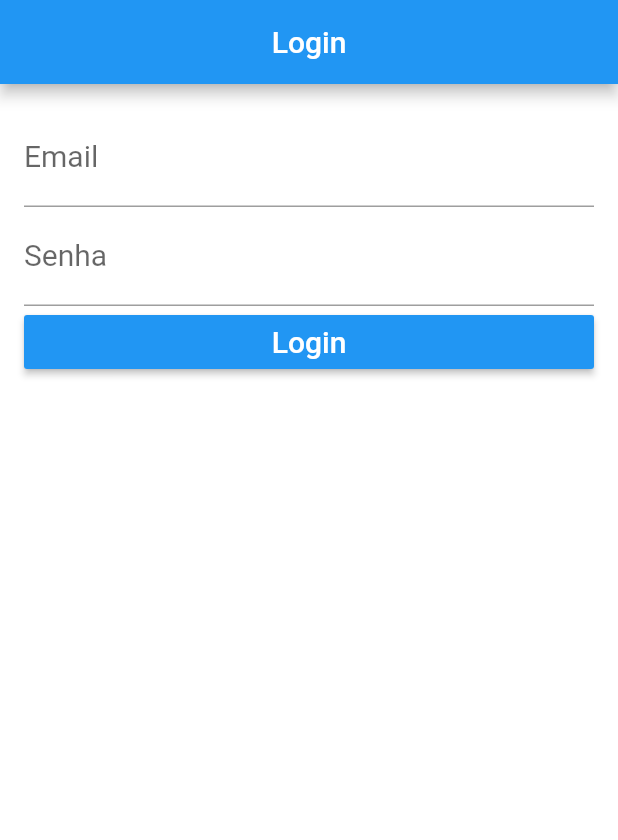
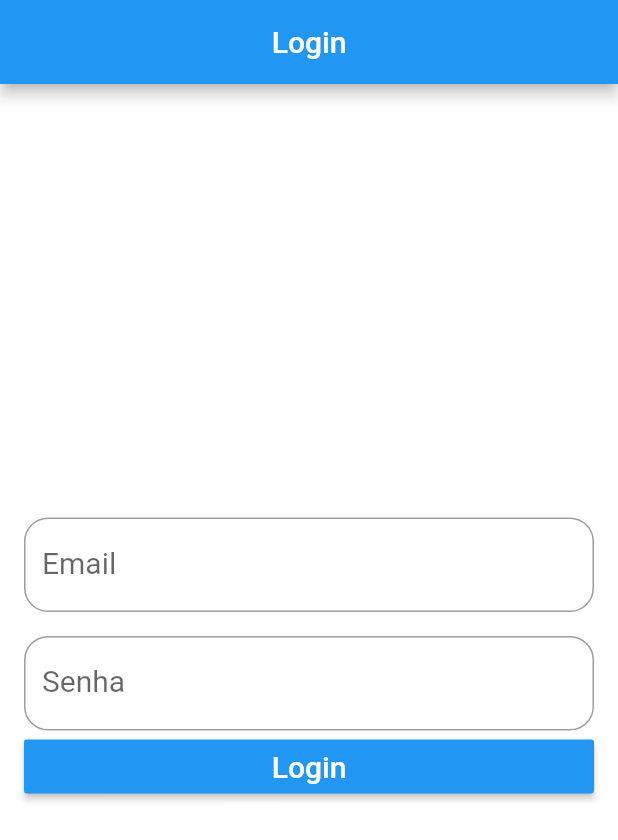
Before and after one commit to joao-salomao/getting-started-flutter, a Flutter app: the screen it shows after launch, on a phone screen of 412 x 824 dp. Shown: the top 840 px of the screen. Run offline on Flutter 3.47's test engine with Material 2 defaults, Android fonts, the light colour scheme and no system bars.

Commit message:
Adicionando borderDecoration no AppRaisedButton e alinhando widgets ao centro da tela

```diff
--- a/lib/pages/login_page.dart
+++ b/lib/pages/login_page.dart
@@ -9,11 +9,8 @@ class LoginPage extends StatefulWidget {
 
 class _LoginPageState extends State<LoginPage> {
   final _formKey = GlobalKey<FormState>();
-
   final _emailController = TextEditingController();
-
   final _passwordController = TextEditingController();
-
   final _passwordFocus = FocusNode();
 
   @override
@@ -37,8 +34,10 @@ class _LoginPageState extends State<LoginPage> {
     return Form(
       key: _formKey,
       child: Container(
+        height: double.infinity,
         padding: EdgeInsets.all(16),
-        child: ListView(
+        child: Column(
+          mainAxisAlignment: MainAxisAlignment.center,
           children: <Widget>[
             AppTextFormField(
               "Email",
@@ -49,6 +48,9 @@ class _LoginPageState extends State<LoginPage> {
               textInputAction: TextInputAction.next,
               nextFocus: _passwordFocus,
             ),
+            SizedBox(
+              height: 16,
+            ),
             AppTextFormField(
               "Senha",
               "Digite a sua senha",
@@ -57,9 +59,12 @@ class _LoginPageState extends State<LoginPage> {
               validator: _passwordValidator,
               focusNode: _passwordFocus,
             ),
-            AppRaisedButton(
-              "Login",
-              onPressed: _onClickLogin,
+            Container(
+              width: double.infinity,
+              child: AppRaisedButton(
+                "Login",
+                onPressed: _onClickLogin,
+              ),
             ),
           ],
         ),
--- a/lib/widgets/app_text_form_field.dart
+++ b/lib/widgets/app_text_form_field.dart
@@ -41,6 +41,9 @@ class AppTextFormField extends StatelessWidget {
         fontSize: 20,
       ),
       decoration: InputDecoration(
+        border: OutlineInputBorder(
+          borderRadius: BorderRadius.circular(16),
+        ),
         labelText: label,
         hintText: hint,
       ),
```
